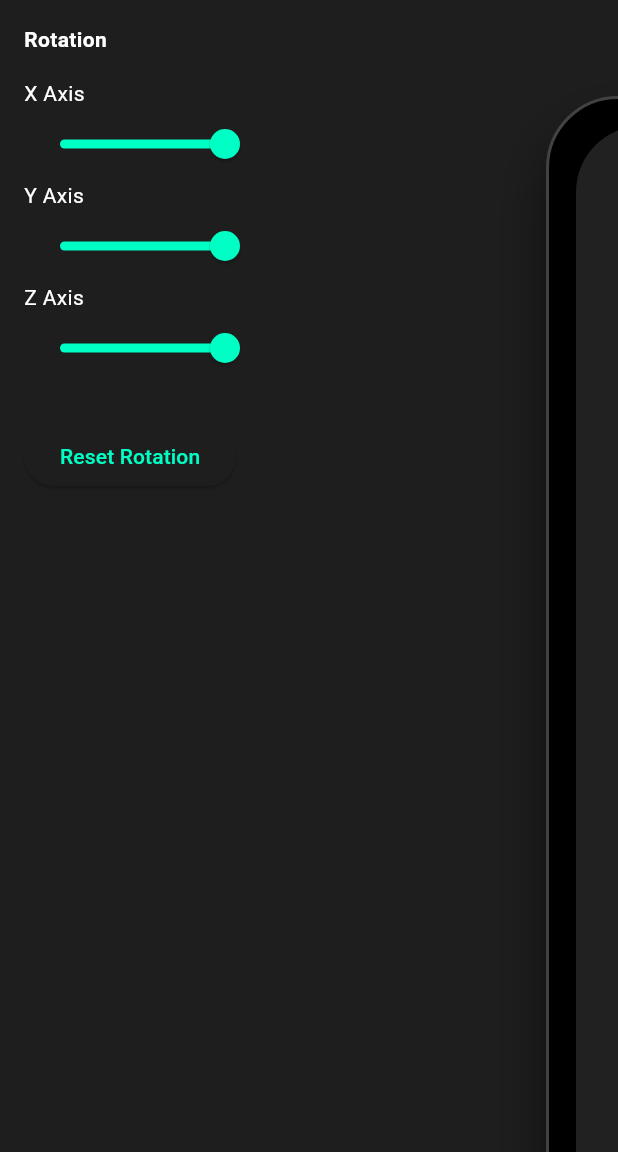
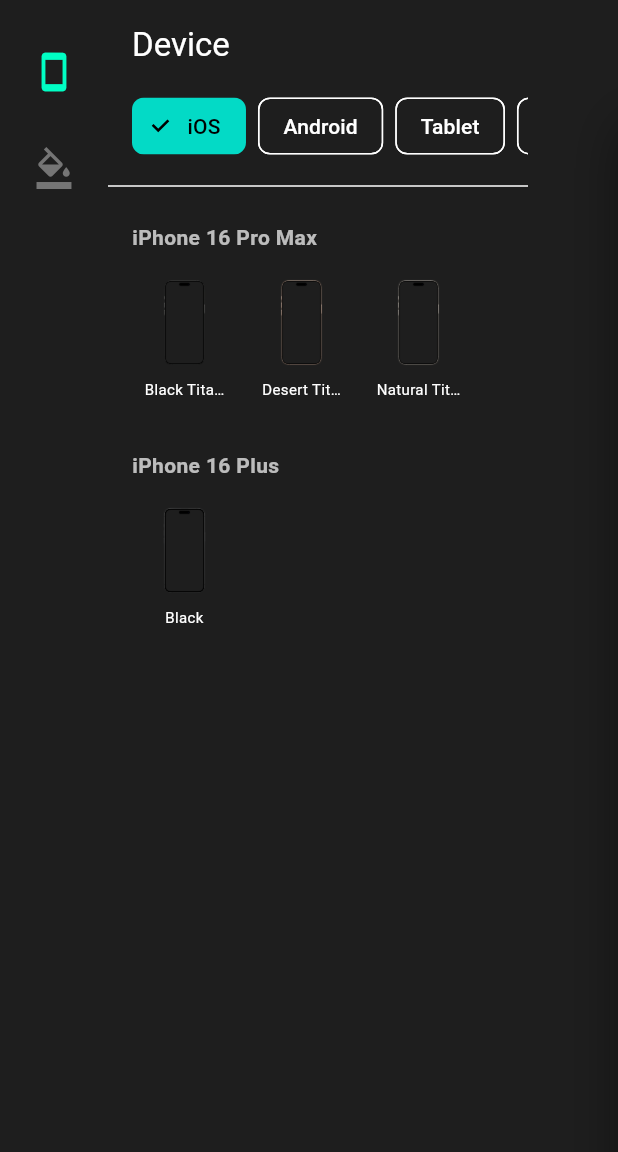
Before and after one commit to jerryfemi/bezel, a Flutter app: the screen it shows after launch, on a phone screen of 412 x 824 dp, the part 84-1236 px from its top. Run offline on Flutter 3.47's test engine with Material 3 defaults, Android fonts, the light colour scheme and no system bars; our stand-ins replace flutter_riverpod, image_picker, video_player; missing offline and left inert: dart:html, ffmpeg_wasm; Roboto replaces fonts that are missing (Space Grotesk).

Commit message:
feat: implement SKILL.md layout and real PNG device rendering engine
- Restructured `EditorScreen` to a professional canvas-dominant layout with a 72px Left Rail for tool switching.
- Created `DeviceSelectorPanel` with categorized tabs and a horizontal scrollable row of real miniature PNG color variants.
- Created `BackgroundPanel` to house canvas background and rotation controls based on active tool state.
- Rewrote `PhoneMockupWidget` to render user media inside a `Stack` beneath the true physical PNG device frames.
- Enabled instantaneous device and color switching from the UI driven by `DeviceRegistry`.

```diff
--- a/lib/screens/editor_screen.dart
+++ b/lib/screens/editor_screen.dart
@@ -5,6 +5,9 @@
 import '../widgets/phone_mockup_widget.dart';
 import '../services/export/image_export_service.dart';
 import '../screens/export_progress_screen.dart';
+import '../widgets/panels/left_rail_widget.dart';
+import '../widgets/panels/device_selector_panel.dart';
+import '../widgets/panels/background_panel.dart';
 
 class EditorScreen extends ConsumerStatefulWidget {
   const EditorScreen({super.key});
@@ -122,35 +125,22 @@
       ),
       body: Row(
         children: [
-          // Left Sidebar - Controls
-          Container(
-            width: 300,
-            color: Theme.of(context).colorScheme.surface,
-            padding: const EdgeInsets.all(16),
-            child: Column(
-              crossAxisAlignment: CrossAxisAlignment.start,
-              children: [
-                const Text('Rotation', style: TextStyle(fontWeight: FontWeight.bold)),
-                const SizedBox(height: 16),
-                _buildSlider('X Axis', project.rotationX, (val) {
-                  ref.read(mockupProjectProvider.notifier).setRotation(val, project.rotationY, project.rotationZ);
-                }),
-                _buildSlider('Y Axis', project.rotationY, (val) {
-                  ref.read(mockupProjectProvider.notifier).setRotation(project.rotationX, val, project.rotationZ);
-                }),
-                _buildSlider('Z Axis', project.rotationZ, (val) {
-                  ref.read(mockupProjectProvider.notifier).setRotation(project.rotationX, project.rotationY, val);
-                }),
-                const SizedBox(height: 24),
-                ElevatedButton(
-                  onPressed: () {
-                    ref.read(mockupProjectProvider.notifier).setRotation(0, 0, 0);
-                  },
-                  child: const Text('Reset Rotation'),
-                )
-              ],
-            ),
+          // Left Rail - Icon Tools
+          const LeftRailWidget(),
+
+          // Right Panel - Context Sensitive
+          Consumer(
+            builder: (context, ref, child) {
+              final activeTool = ref.watch(activeEditorToolProvider);
+              if (activeTool == EditorTool.device) {
+                return const DeviceSelectorPanel();
+              } else if (activeTool == EditorTool.background) {
+                return const BackgroundPanel();
+              }
+              return const SizedBox(width: 280); // Placeholder
+            },
           ),
+
           // Main Canvas
           Expanded(
             child: GestureDetector(
@@ -188,18 +178,5 @@
     );
   }
 
-  Widget _buildSlider(String label, double value, ValueChanged<double> onChanged) {
-    return Column(
-      crossAxisAlignment: CrossAxisAlignment.start,
-      children: [
-        Text(label),
-        Slider(
-          value: value,
-          min: -3.14, // -pi
-          max: 3.14,  // pi
-          onChanged: onChanged,
-        ),
-      ],
-    );
-  }
+
 }
--- /dev/null
+++ b/lib/widgets/panels/background_panel.dart
@@ -0,0 +1,59 @@
+import 'package:flutter/material.dart';
+import 'package:flutter_riverpod/flutter_riverpod.dart';
+import '../../providers/mockup_provider.dart';
+
+class BackgroundPanel extends ConsumerWidget {
+  const BackgroundPanel({super.key});
+
+  @override
+  Widget build(BuildContext context, WidgetRef ref) {
+    final project = ref.watch(mockupProjectProvider);
+
+    return Container(
+      width: 280,
+      color: Theme.of(context).colorScheme.surface,
+      padding: const EdgeInsets.all(16),
+      child: Column(
+        crossAxisAlignment: CrossAxisAlignment.start,
+        children: [
+          Text('Background', style: Theme.of(context).textTheme.titleLarge),
+          const SizedBox(height: 24),
+          const Text('Rotation', style: TextStyle(fontWeight: FontWeight.bold)),
+          const SizedBox(height: 16),
+          _buildSlider(context, 'X Axis', project.rotationX, (val) {
+            ref.read(mockupProjectProvider.notifier).setRotation(val, project.rotationY, project.rotationZ);
+          }),
+          _buildSlider(context, 'Y Axis', project.rotationY, (val) {
+            ref.read(mockupProjectProvider.notifier).setRotation(project.rotationX, val, project.rotationZ);
+          }),
+          _buildSlider(context, 'Z Axis', project.rotationZ, (val) {
+            ref.read(mockupProjectProvider.notifier).setRotation(project.rotationX, project.rotationY, val);
+          }),
+          const SizedBox(height: 24),
+          ElevatedButton(
+            onPressed: () {
+              ref.read(mockupProjectProvider.notifier).setRotation(0, 0, 0);
+            },
+            child: const Text('Reset Rotation'),
+          )
+        ],
+      ),
+    );
+  }
+
+  Widget _buildSlider(BuildContext context, String label, double value, ValueChanged<double> onChanged) {
+    return Column(
+      crossAxisAlignment: CrossAxisAlignment.start,
+      children: [
+        Text(label, style: const TextStyle(fontSize: 12, color: Colors.white70)),
+        Slider(
+          value: value,
+          min: -3.14,
+          max: 3.14,
+          activeColor: Theme.of(context).colorScheme.primary,
+          onChanged: onChanged,
+        ),
+      ],
+    );
+  }
+}
--- /dev/null
+++ b/lib/widgets/panels/device_selector_panel.dart
@@ -0,0 +1,141 @@
+import 'package:flutter/material.dart';
+import 'package:flutter_riverpod/flutter_riverpod.dart';
+import '../../models/device_spec.dart';
+import '../../data/device_registry.dart';
+import '../../providers/mockup_provider.dart';
+
+class DeviceSelectorPanel extends ConsumerStatefulWidget {
+  const DeviceSelectorPanel({super.key});
+
+  @override
+  ConsumerState<DeviceSelectorPanel> createState() => _DeviceSelectorPanelState();
+}
+
+class _DeviceSelectorPanelState extends ConsumerState<DeviceSelectorPanel> {
+  DeviceCategory _selectedCategory = DeviceCategory.ios;
+
+  @override
+  Widget build(BuildContext context) {
+    final models = DeviceRegistry.devices.where((d) => d.category == _selectedCategory).toList();
+
+    return Container(
+      width: 280,
+      color: Theme.of(context).colorScheme.surface,
+      child: Column(
+        crossAxisAlignment: CrossAxisAlignment.stretch,
+        children: [
+          Padding(
+            padding: const EdgeInsets.all(16.0),
+            child: Text('Device', style: Theme.of(context).textTheme.titleLarge),
+          ),
+          // Category tabs
+          SingleChildScrollView(
+            scrollDirection: Axis.horizontal,
+            padding: const EdgeInsets.symmetric(horizontal: 16),
+            child: Row(
+              children: DeviceCategory.values.map((cat) {
+                final isActive = cat == _selectedCategory;
+                return Padding(
+                  padding: const EdgeInsets.only(right: 8.0),
+                  child: ChoiceChip(
+                    label: Text(cat.label),
+                    selected: isActive,
+                    onSelected: (val) {
+                      setState(() => _selectedCategory = cat);
+                    },
+                  ),
+                );
+              }).toList(),
+            ),
+          ),
+          const Divider(height: 32),
+          Expanded(
+            child: ListView.builder(
+              itemCount: models.length,
+              itemBuilder: (ctx, index) {
+                return _DeviceModelItem(model: models[index]);
+              },
+            ),
+          ),
+        ],
+      ),
+    );
+  }
+}
+
+class _DeviceModelItem extends ConsumerWidget {
+  final DeviceModel model;
+  const _DeviceModelItem({required this.model});
+
+  @override
+  Widget build(BuildContext context, WidgetRef ref) {
+    final activeDevice = ref.watch(mockupProjectProvider).device;
+
+    return Column(
+      crossAxisAlignment: CrossAxisAlignment.start,
+      children: [
+        Padding(
+          padding: const EdgeInsets.symmetric(horizontal: 16, vertical: 8),
+          child: Text(
+            model.name,
+            style: const TextStyle(fontWeight: FontWeight.bold, color: Colors.white70),
+          ),
+        ),
+        SizedBox(
+          height: 100,
+          child: ListView.builder(
+            scrollDirection: Axis.horizontal,
+            padding: const EdgeInsets.symmetric(horizontal: 12),
+            itemCount: model.variants.length,
+            itemBuilder: (ctx, i) {
+              final variant = model.variants[i];
+              final isActive = activeDevice.id == variant.id;
+
+              return GestureDetector(
+                onTap: () {
+                  ref.read(mockupProjectProvider.notifier).setDevice(variant);
+                },
+                child: Container(
+                  margin: const EdgeInsets.symmetric(horizontal: 4),
+                  width: 70,
+                  decoration: BoxDecoration(
+                    color: isActive ? Colors.white10 : Colors.transparent,
+                    border: Border.all(
+                      color: isActive ? Theme.of(context).colorScheme.primary : Colors.transparent,
+                      width: 2,
+                    ),
+                    borderRadius: BorderRadius.circular(8),
+                  ),
+                  child: Column(
+                    mainAxisAlignment: MainAxisAlignment.center,
+                    children: [
+                      Expanded(
+                        child: Padding(
+                          padding: const EdgeInsets.all(8.0),
+                          child: variant.assetPath.isEmpty
+                              ? const Icon(Icons.smartphone, size: 32)
+                              : Image.asset(variant.assetPath, fit: BoxFit.contain),
+                        ),
+                      ),
+                      Padding(
+                        padding: const EdgeInsets.only(bottom: 8.0, left: 4, right: 4),
+                        child: Text(
+                          variant.colorName,
+                          style: const TextStyle(fontSize: 10),
+                          overflow: TextOverflow.ellipsis,
+                          textAlign: TextAlign.center,
+                          maxLines: 1,
+                        ),
+                      ),
+                    ],
+                  ),
+                ),
+              );
+            },
+          ),
+        ),
+        const SizedBox(height: 16),
+      ],
+    );
+  }
+}
--- /dev/null
+++ b/lib/widgets/panels/left_rail_widget.dart
@@ -0,0 +1,64 @@
+import 'package:flutter/material.dart';
+import 'package:flutter_riverpod/flutter_riverpod.dart';
+import '../../providers/mockup_provider.dart';
+
+class LeftRailWidget extends ConsumerWidget {
+  const LeftRailWidget({super.key});
+
+  @override
+  Widget build(BuildContext context, WidgetRef ref) {
+    final activeTool = ref.watch(activeEditorToolProvider);
+
+    return Container(
+      width: 72,
+      color: Theme.of(context).colorScheme.surface,
+      child: Column(
+        children: [
+          const SizedBox(height: 24),
+          _RailIcon(
+            icon: Icons.smartphone,
+            tooltip: 'Device',
+            isActive: activeTool == EditorTool.device,
+            onTap: () => ref.read(activeEditorToolProvider.notifier).state = EditorTool.device,
+          ),
+          const SizedBox(height: 16),
+          _RailIcon(
+            icon: Icons.format_color_fill,
+            tooltip: 'Background',
+            isActive: activeTool == EditorTool.background,
+            onTap: () => ref.read(activeEditorToolProvider.notifier).state = EditorTool.background,
+          ),
+          const Spacer(),
+          const SizedBox(height: 24),
+        ],
+      ),
+    );
+  }
+}
+
+class _RailIcon extends StatelessWidget {
+  final IconData icon;
+  final String tooltip;
+  final bool isActive;
+  final VoidCallback onTap;
+
+  const _RailIcon({
+    required this.icon,
+    required this.tooltip,
+    required this.isActive,
+    required this.onTap,
+  });
+
+  @override
+  Widget build(BuildContext context) {
+    return Tooltip(
+      message: tooltip,
+      child: IconButton(
+        icon: Icon(icon),
+        color: isActive ? Theme.of(context).colorScheme.primary : Colors.grey.shade600,
+        onPressed: onTap,
+        iconSize: 28,
+      ),
+    );
+  }
+}
--- a/lib/widgets/phone_mockup_widget.dart
+++ b/lib/widgets/phone_mockup_widget.dart
@@ -22,11 +22,7 @@
           ..rotateZ(project.rotationZ),
         alignment: FractionalOffset.center,
         child: Container(
-          width: device.screenRect.width + 40, // 20px padding on each side for placeholder bezel
-          height: device.screenRect.height + 40,
           decoration: BoxDecoration(
-            color: Colors.black, // Placeholder bezel color
-            borderRadius: BorderRadius.circular(device.cornerRadius),
             boxShadow: [
               BoxShadow(
                 color: Colors.black.withValues(alpha: 0.5),
@@ -34,15 +30,37 @@
                 offset: const Offset(0, 20),
               )
             ],
-            border: Border.all(color: Colors.grey.shade800, width: 2), // Bezel edge
           ),
-          child: Center(
+          child: Stack(
+            children: [
+              // The physical device bezel layer on top dictates the size of the Stack
+              if (device.assetPath.isNotEmpty)
+                IgnorePointer(
+                  child: Image.asset(device.assetPath),
+                )
+              else
+                // Fallback for placeholder
+                IgnorePointer(
                   child: Container(
+                    width: device.screenRect.width + device.screenRect.left * 2,
+                    height: device.screenRect.height + device.screenRect.top * 2,
+                    decoration: BoxDecoration(
+                      border: Border.all(color: Colors.grey.shade800, width: device.screenRect.left),
+                      borderRadius: BorderRadius.circular(device.cornerRadius + device.screenRect.left),
+                    ),
+                  ),
+                ),
+
+              // The media screen layer
+              Positioned(
+                left: device.screenRect.left,
+                top: device.screenRect.top,
                 width: device.screenRect.width,
                 height: device.screenRect.height,
+                child: Container(
                   decoration: BoxDecoration(
                     color: project.isCapturingOverlay ? Colors.transparent : Colors.grey.shade900,
-                borderRadius: BorderRadius.circular(device.cornerRadius - 4), // Inner radius
+                    borderRadius: BorderRadius.circular(device.cornerRadius),
                   ),
                   clipBehavior: Clip.antiAlias,
                   child: project.sourceImagePath != null
@@ -57,6 +75,8 @@
                           ),
                         ),
                 ),
+              ),
+            ],
           ),
         ),
       ),
```
Lines whose indentation alone changed are shown as unchanged.
